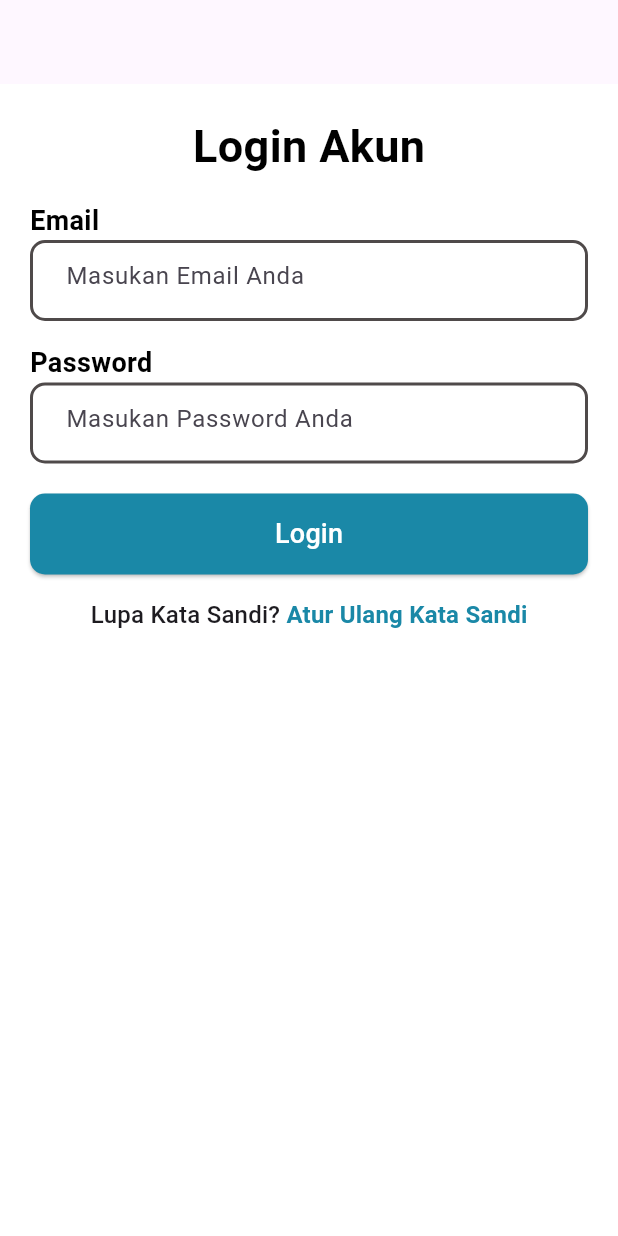
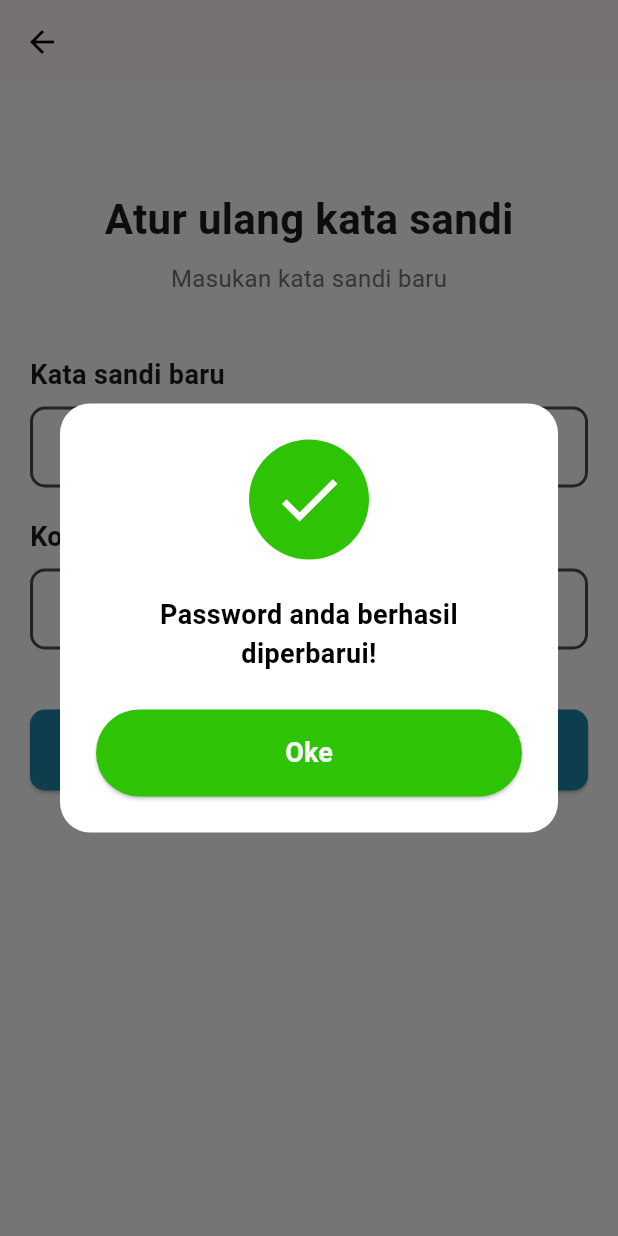
Before and after one commit to Fiyanz/litera-app, a Flutter app: the ResetPasswordPage screen opened directly, after a tap on "Lanjut", on a phone screen of 412 x 824 dp. Run offline on Flutter 3.47's test engine with Material 3 defaults, Android fonts, the phone set to English and light mode, and no system bars; our stand-ins replace image_picker, pinput.

Commit message:
feat: Enhance authentication flow with success dialog and navigation improvements

```diff
--- a/lib/core/theme/app_pallete.dart
+++ b/lib/core/theme/app_pallete.dart
@@ -2,7 +2,7 @@ import 'package:flutter/material.dart';
 
 class Pallete {
   static const Color primaryLightColor = Color(0xFFFFFFFF);
-
+  static const Color primaryDarkColor = Color(0xFF000000);
   static const Color primaryColor = Color(0xFF1A88A7);
   static const Color secondaryColor = Color(0xFF9CC7D3);
   static const Color backgroundColor = Color(0xFF0091B9);
@@ -12,4 +12,5 @@ class Pallete {
   static const Color accentColor = Color(0xFFFFC107);
   static const Color borderColor = Color(0xFF4F4A4A);
   static const Color focusedBorderColor = Color(0xFF1F851D);
+  static const Color successColor = Color(0xFF2EC405);
 }
--- a/lib/features/auth/view/pages/reset_password_page.dart
+++ b/lib/features/auth/view/pages/reset_password_page.dart
@@ -5,6 +5,7 @@ import 'package:litera_app/core/theme/app_pallete.dart'; // Sesuaikan path
 import 'package:litera_app/features/auth/view/pages/signin_page.dart'; // Navigasi kembali ke sign in
 import 'package:litera_app/features/auth/view/widgets/auth_button.dart'; // Sesuaikan path
 import 'package:litera_app/features/auth/view/widgets/custom_field.dart'; // Sesuaikan path
+import 'package:litera_app/features/auth/view/widgets/success_dialog.dart';
 import 'package:litera_app/features/auth/viewmodel/auth_viewmodel.dart'; // Sesuaikan path
 import 'package:provider/provider.dart';
 
@@ -70,14 +71,34 @@ class ResetPasswordPage extends StatelessWidget {
               AuthButton(
                 buttonText: "Lanjut",
                 onPressed: () {
-                  authViewModel.resetPassword();
+                  context.read<AuthViewModel>().resetPassword();
+                  showDialog(
+                    context: context,
+                    barrierDismissible: false, // Pengguna harus menekan tombol
+                    builder: (BuildContext dialogContext) {
+                      return SuccessDialog(
+                        message: 'Password anda berhasil diperbarui!',
+                        onOkPressed: () {
+                          // 3. Setelah menekan "Oke", tutup dialog dan navigasi ke halaman login
+                          Navigator.of(dialogContext).pop(); // Tutup dialog
+
+                          // Navigasi ke SignInPage dan hapus semua halaman sebelumnya
+                          Navigator.pushAndRemoveUntil(
+                            context,
+                            MaterialPageRoute(builder: (context) => const SignInPage()),
+                            (route) => false,
+                          );
+                        },
+                      );
+                    },
+                  );
                   // Setelah berhasil, kembali ke halaman login
                   // Di aplikasi nyata, mungkin tampilkan dialog sukses dulu
-                  Navigator.pushAndRemoveUntil(
-                    context,
-                    MaterialPageRoute(builder: (context) => const SignInPage()),
-                    (route) => false, // Hapus semua rute sebelumnya
-                  );
+                  // Navigator.pushAndRemoveUntil(
+                  //   context,
+                  //   MaterialPageRoute(builder: (context) => const SignInPage()),
+                  //   (route) => false, // Hapus semua rute sebelumnya
+                  // );
                 },
               ),
             ],
--- a/lib/features/auth/view/pages/signin_page.dart
+++ b/lib/features/auth/view/pages/signin_page.dart
@@ -4,6 +4,7 @@ import 'package:litera_app/features/auth/view/pages/forgot_password_page.dart';
 import 'package:litera_app/features/auth/view/pages/signup_page.dart';
 import 'package:litera_app/features/auth/view/widgets/auth_button.dart';
 import 'package:litera_app/features/auth/view/widgets/custom_field.dart';
+import 'package:litera_app/features/home/view/pages/home_page.dart';
 
 class SignInPage extends StatefulWidget {
   const SignInPage({super.key});
@@ -79,6 +80,13 @@ class _SignInPageState extends State<SignInPage> {
               const SizedBox(height: 20),
               AuthButton(
                 buttonText: 'Login',
+                onPressed: () {
+                  Navigator.pushAndRemoveUntil(
+                    context,
+                    MaterialPageRoute(builder: (context) => const HomePage()),
+                    (route) => false, // Hapus semua rute sebelumnya
+                  );
+                },
               ),
 
               const SizedBox(height: 15),
@@ -89,6 +97,7 @@ class _SignInPageState extends State<SignInPage> {
                     MaterialPageRoute(
                       builder: (context) => const ForgotPasswordPage()
                     ),
+
                   );
                 },
                 child: RichText(
--- a/lib/features/auth/view/pages/signup_form.dart
+++ b/lib/features/auth/view/pages/signup_form.dart
@@ -220,11 +220,10 @@ class _SignUpFormState extends State<SignUpForm> {
               AuthButton(
                 buttonText: 'Daftar',
                 onPressed: () {
-                  Navigator.push(
+                  Navigator.pushAndRemoveUntil(
                     context,
-                    MaterialPageRoute(
-                      builder: (context) => const HomePage(),
-                    ),
+                    MaterialPageRoute(builder: (context) => const HomePage()),
+                    (route) => false, // Hapus semua rute sebelumnya
                   );
                 },
               ),
--- /dev/null
+++ b/lib/features/auth/view/widgets/success_dialog.dart
@@ -0,0 +1,83 @@
+import 'package:flutter/material.dart';
+import 'package:litera_app/core/theme/app_pallete.dart'; // Sesuaikan path
+
+class SuccessDialog extends StatelessWidget {
+  final String message;
+  final VoidCallback onOkPressed;
+
+  const SuccessDialog({
+    super.key,
+    required this.message,
+    required this.onOkPressed,
+  });
+
+  @override
+  Widget build(BuildContext context) {
+    return Dialog(
+      elevation: 0,
+      backgroundColor: Colors.transparent,
+      child: Container(
+        padding: const EdgeInsets.all(24),
+        decoration: BoxDecoration(
+          color: Pallete.primaryLightColor,
+          borderRadius: BorderRadius.circular(20),
+        ),
+        child: Column(
+          mainAxisSize: MainAxisSize.min,
+          children: [
+            // Ikon Ceklis
+            Container(
+              width: 80,
+              height: 80,
+              decoration: const BoxDecoration(
+                shape: BoxShape.circle,
+                color: Pallete.successColor,
+              ),
+              child: const Icon(
+                Icons.check,
+                color: Colors.white,
+                size: 50,
+              ),
+            ),
+            const SizedBox(height: 24),
+
+            // Pesan Teks
+            Text(
+              message,
+              textAlign: TextAlign.center,
+              style: const TextStyle(
+                fontSize: 18,
+                fontWeight: FontWeight.bold,
+                color: Pallete.textColor,
+              ),
+            ),
+            const SizedBox(height: 24),
+
+            // Tombol Oke
+            SizedBox(
+              width: double.infinity,
+              child: ElevatedButton(
+                onPressed: onOkPressed,
+                style: ElevatedButton.styleFrom(
+                  backgroundColor: Pallete.successColor,
+                  padding: const EdgeInsets.symmetric(vertical: 16),
+                  shape: RoundedRectangleBorder(
+                    borderRadius: BorderRadius.circular(30),
+                  ),
+                ),
+                child: const Text(
+                  'Oke',
+                  style: TextStyle(
+                    fontSize: 18,
+                    fontWeight: FontWeight.bold,
+                    color: Pallete.primaryLightColor,
+                  ),
+                ),
+              ),
+            ),
+          ],
+        ),
+      ),
+    );
+  }
+}
```
